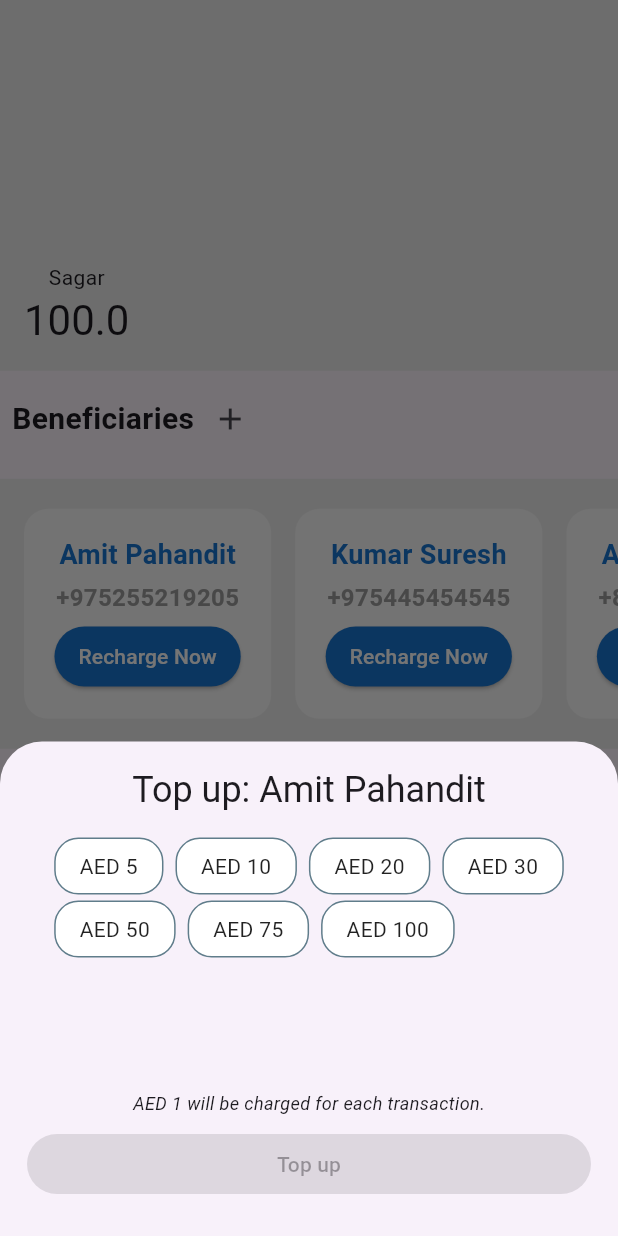
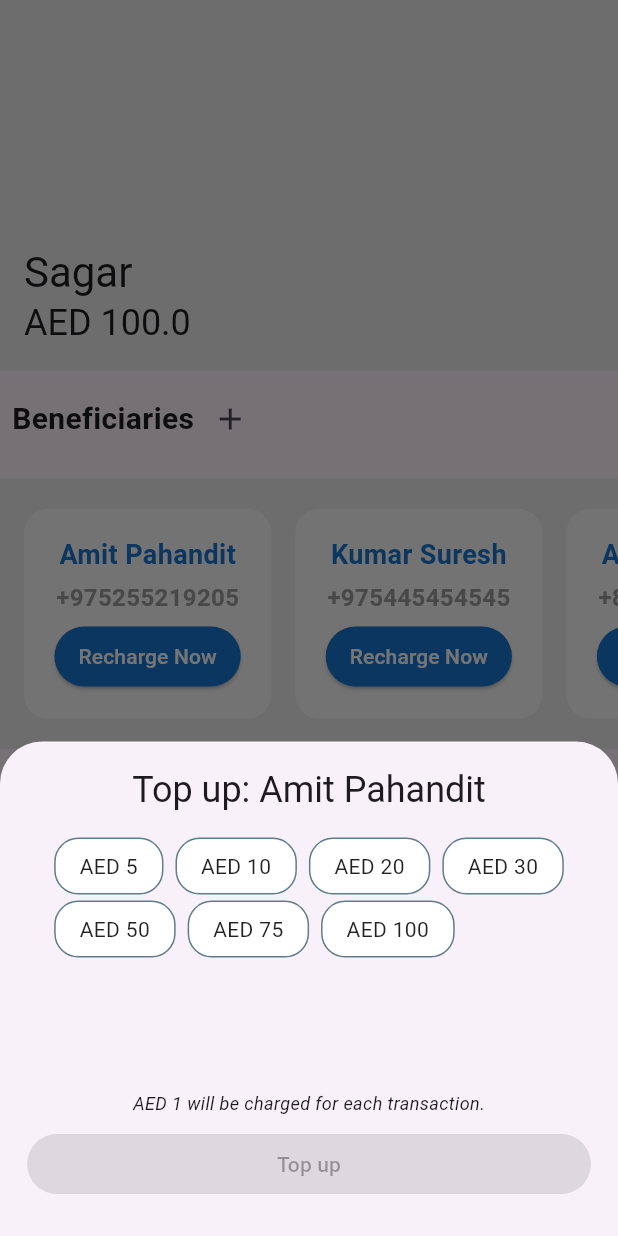
Before and after one commit to sagarkarki99/top-up-app, a Flutter app: the screen it shows after launch, after a tap on "Recharge Now", on a phone screen of 412 x 824 dp. Run offline on Flutter 3.47's test engine with Material 3 defaults, Android fonts, the phone set to English and light mode, and no system bars; our stand-ins replace flutter_bloc, freezed_annotation, get_it, loading_animation_widget; generated files the repository leaves out were written again.

Commit message:
refactor: code cleanup in view

```diff
--- a/lib/features/home_view.dart
+++ b/lib/features/home_view.dart
@@ -1,5 +1,4 @@
 import 'package:flutter/material.dart';
-import 'package:flutter/widgets.dart';
 import 'package:flutter_bloc/flutter_bloc.dart';
 import 'package:top_up_app/features/beneficiary/presentation/beneficiary_view.dart';
 import 'package:top_up_app/features/users/cubit/user_cubit.dart';
@@ -10,11 +9,22 @@ class HomeView extends StatelessWidget {
 
   @override
   Widget build(BuildContext context) {
-    return const Scaffold(
+    return Scaffold(
       body: Column(
+        mainAxisSize: MainAxisSize.max,
         children: [
-          _HeaderSection(),
-          BeneficiaryView(),
+          const _HeaderSection(),
+          const BeneficiaryView(),
+          Expanded(
+            child: SizedBox(
+              width: double.infinity,
+              child: Center(
+                  child: Text(
+                'Other awesome View',
+                style: Theme.of(context).textTheme.headlineSmall,
+              )),
+            ),
+          )
         ],
       ),
     );
@@ -36,12 +46,14 @@ class _HeaderSection extends StatelessWidget {
       child: Align(
         alignment: Alignment.bottomLeft,
         child: Column(
+          crossAxisAlignment: CrossAxisAlignment.start,
           mainAxisSize: MainAxisSize.min,
           children: [
-            Text(user.name.toString()),
+            Text(user.name.toString(),
+                style: Theme.of(context).textTheme.headlineMedium),
             Text(
-              user.balance.toString(),
-              style: Theme.of(context).textTheme.headlineMedium,
+              'AED ${user.balance.toString()}',
+              style: Theme.of(context).textTheme.headlineSmall,
             ),
           ],
         ),
--- a/lib/features/top_up/widgets/default_amount_chips.dart
+++ b/lib/features/top_up/widgets/default_amount_chips.dart
@@ -36,14 +36,14 @@ class _ChipItem extends StatelessWidget {
 
   @override
   Widget build(BuildContext context) {
-    return InkWell(
+    return GestureDetector(
       onTap: onTap,
       child: AnimatedContainer(
         duration: const Duration(milliseconds: 200),
         decoration: BoxDecoration(
-          color: isSelected ? Colors.grey[500] : Colors.white,
+          color: isSelected ? Colors.blueGrey : Colors.white,
           border: Border.all(
-            color: isSelected ? Colors.blueGrey : Colors.blueGrey,
+            color: isSelected ? Colors.blueAccent : Colors.blueGrey,
           ),
           borderRadius: BorderRadius.circular(
             16,
```
